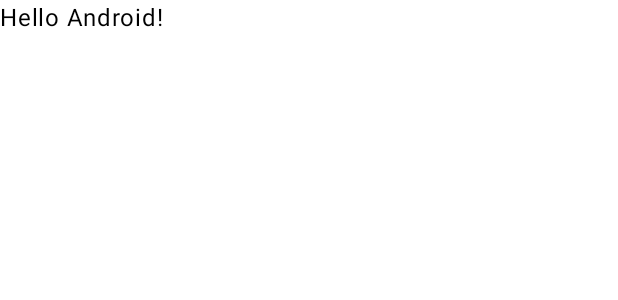
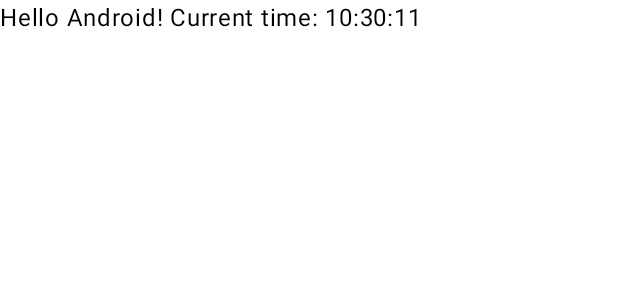
Before and after one commit to mahendraplus/Test, an Android app built with Jetpack Compose: the @Preview function GreetingPreview, on a phone screen of 412 x 824 dp. Shown: the top 300 px of the screen. Run offline under Robolectric (Android 15) with nearby library versions, the phone set to English and light mode, and no system bars.

Commit message:
Update MainActivity.kt

```diff
--- a/app/src/main/java/com/example/max/MainActivity.kt
+++ b/app/src/main/java/com/example/max/MainActivity.kt
@@ -8,10 +8,13 @@ import androidx.compose.foundation.layout.fillMaxSize
 import androidx.compose.foundation.layout.padding
 import androidx.compose.material3.Scaffold
 import androidx.compose.material3.Text
-import androidx.compose.runtime.Composable
+import androidx.compose.runtime.*
 import androidx.compose.ui.Modifier
 import androidx.compose.ui.tooling.preview.Preview
 import com.example.max.ui.theme.MaxTheme
+import kotlinx.coroutines.delay
+import java.text.SimpleDateFormat
+import java.util.*
 
 class MainActivity : ComponentActivity() {
     override fun onCreate(savedInstanceState: Bundle?) {
@@ -32,10 +35,25 @@ class MainActivity : ComponentActivity() {
 
 @Composable
 fun Greeting(name: String, modifier: Modifier = Modifier) {
+    // Remember the current time and update it every second
+    var currentTime by remember { mutableStateOf(getCurrentTime()) }
+
+    LaunchedEffect(Unit) {
+        while (true) {
+            currentTime = getCurrentTime()
+            delay(1000L)
+        }
+    }
+
     Text(
-        text = "Hello $name!",
+        text = "Hello $name! Current time: $currentTime",
         modifier = modifier
     )
+}
+
+fun getCurrentTime(): String {
+    val dateFormat = SimpleDateFormat("HH:mm:ss", Locale.getDefault())
+    return dateFormat.format(Date())
 }
 
 @Preview(showBackground = true)
```
